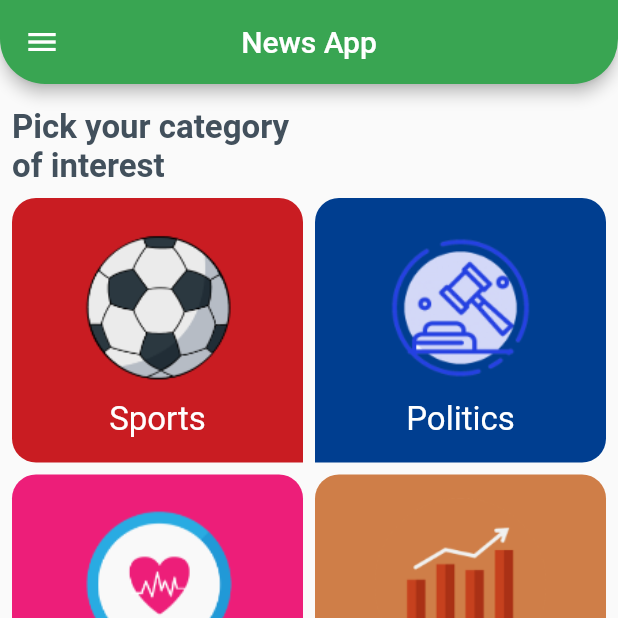
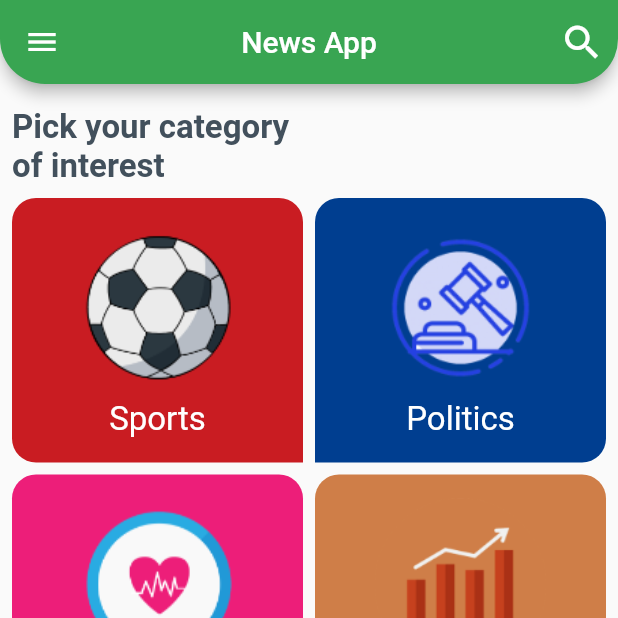
Before and after one commit to SolaMohammed/news, a Flutter app: the screen it shows after launch, on a phone screen of 412 x 824 dp, the top half of it. Run offline on Flutter 3.47's test engine with Material 2 defaults, Android fonts, the phone set to English and light mode, and no system bars; our stand-ins replace cached_network_image.

Commit message:
add search delegate.

```diff
--- a/lib/screens/home/home_screen.dart
+++ b/lib/screens/home/home_screen.dart
@@ -2,6 +2,7 @@ import 'package:flutter/material.dart';
 import 'package:news/model/categoryDM.dart';
 import 'package:news/screens/home/my_theme.dart';
 import 'package:news/screens/home/tabs/categories/categories_tab.dart';
+import 'package:news/screens/home/tabs/news/news_search.dart';
 import 'package:news/screens/home/tabs/news/news_tab.dart';
 import 'package:news/screens/home/tabs/settings/settings.dart';
 
@@ -14,6 +15,7 @@ class HomeScreen extends StatefulWidget {
 
 class _HomeScreenState extends State<HomeScreen> {
   late Widget currentTab;
+  CategoryDM? selectedCategory;
   @override
   void initState() {
   currentTab=CategoriesTab(onCategoryClick);
@@ -33,9 +35,14 @@ class _HomeScreenState extends State<HomeScreen> {
       },
       child: Scaffold(
         appBar: AppBar(
+          actions: [
+            IconButton(onPressed: () {
+              showSearch(context: context, delegate: NewsSearch());
+            }, icon: Icon(Icons.search,size: 30,))
+          ],
           shape: theme.appBarTheme.shape,
          centerTitle: true,
-         title: Text("News App"),
+         title: selectedCategory==null? Text("News App"):Text(selectedCategory!.text),
          backgroundColor: theme.primaryColor,
          titleTextStyle: theme.textTheme.titleLarge!.copyWith(color: Colors.white),
         ),
@@ -60,6 +67,7 @@ class _HomeScreenState extends State<HomeScreen> {
            onTap: () {
              setState(() {
              });
+             currentTab=CategoriesTab(onCategoryClick);
              Navigator.pop(context);
            },
              child: buildDrawerRow(Icons.menu, "Categories")
@@ -80,6 +88,7 @@ class _HomeScreenState extends State<HomeScreen> {
   }
 
   onCategoryClick(CategoryDM category){
+    selectedCategory=category;
     currentTab=NewsTab(categoryId: category.id,);
     setState(() {
     });
--- a/lib/screens/home/my_theme.dart
+++ b/lib/screens/home/my_theme.dart
@@ -18,7 +18,7 @@ static ThemeData light=ThemeData(
     centerTitle: true,
     shape: RoundedRectangleBorder(borderRadius: BorderRadius.only(
       bottomLeft:Radius.circular(30) ,bottomRight:Radius.circular(30)
-    ))
+    )),
   ),
   textTheme: TextTheme(
     bodySmall: TextStyle(
@@ -30,6 +30,10 @@ static ThemeData light=ThemeData(
     bodyLarge: TextStyle(
        color: Colors.white,fontSize: 22,
       ),
+  ),
+  inputDecorationTheme: InputDecorationTheme(
+      enabledBorder: OutlineInputBorder(borderSide: BorderSide.none),
+    focusedBorder: OutlineInputBorder(borderSide: BorderSide.none)
   )
 );
 }
--- a/lib/screens/home/tabs/categories/categories_tab.dart
+++ b/lib/screens/home/tabs/categories/categories_tab.dart
@@ -6,6 +6,7 @@ import '../../../../model/categoryDM.dart';
 import 'category_widget.dart';
 class CategoriesTab extends StatelessWidget {
   Function onCategoryClick;
+
   CategoriesTab( this.onCategoryClick);
   Widget build(BuildContext context) {
     return Padding(
--- a/lib/screens/home/tabs/news/article_details_screen.dart
+++ b/lib/screens/home/tabs/news/article_details_screen.dart
@@ -15,7 +15,7 @@ class ArticleDetails extends StatelessWidget {
         ),
       shape: theme.appBarTheme.shape,
       centerTitle: true,
-      title: Text(article.source?.name??""),
+      title: Text(article.source?.name??"",style: TextStyle(color: Colors.white),),
       backgroundColor: theme.primaryColor,
       titleTextStyle: theme.textTheme.titleLarge,
     ),
@@ -45,7 +45,7 @@ class ArticleDetails extends StatelessWidget {
             ),
             SizedBox(height: 10,),
             Text(article.content??"",style:theme.textTheme.bodySmall),
-            SizedBox(height: 10,),
+            SizedBox(height: 30,),
             InkWell(
               onTap: () {
 
--- a/pubspec.yaml
+++ b/pubspec.yaml
@@ -30,7 +30,7 @@ environment:
 dependencies:
   flutter:
     sdk: flutter
-
+  url_launcher: ^6.2.1
   # The following adds the Cupertino Icons font to your application.
   # Use with the CupertinoIcons class for iOS style icons.
   cupertino_icons: ^1.0.2
```
Also changed, not shown: lib/api/api_manager.dart (+14 -0 lines), lib/screens/home/tabs/news/news_search.dart (added, +46 -0 lines).
